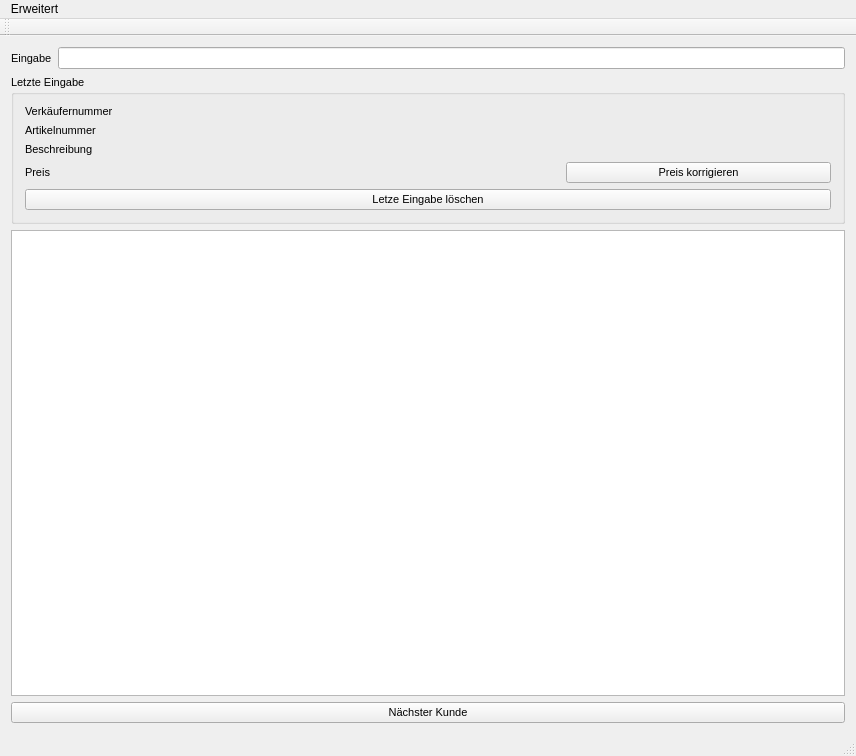
Ulle84/UllesSourceCode, file TuKi-Basar/TuKiBasar.ui: the form before one commit.
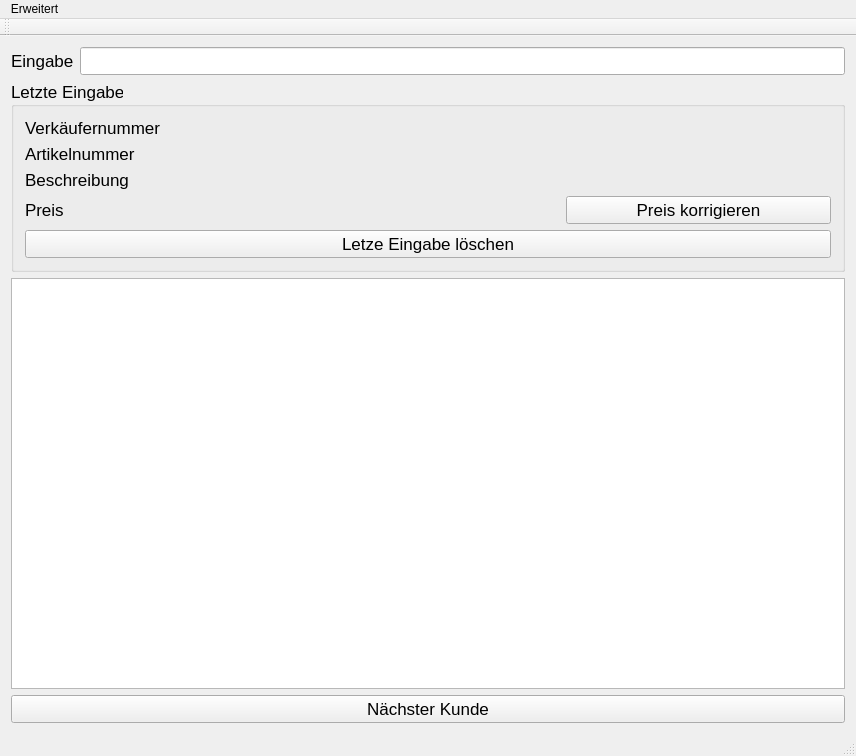
The form after the commit.

Diff of the .ui file:
```diff
--- a/TuKi-Basar/TuKiBasar.ui
+++ b/TuKi-Basar/TuKiBasar.ui
@@ -19,7 +19,7 @@
      <widget class="QLabel" name="label_5">
       <property name="font">
        <font>
-        <pointsize>8</pointsize>
+        <pointsize>13</pointsize>
        </font>
       </property>
       <property name="text">
@@ -31,7 +31,7 @@
      <widget class="QGroupBox" name="groupBox">
       <property name="font">
        <font>
-        <pointsize>8</pointsize>
+        <pointsize>13</pointsize>
        </font>
       </property>
       <property name="title">
@@ -42,7 +42,7 @@
         <widget class="QLabel" name="label_7">
          <property name="font">
           <font>
-           <pointsize>8</pointsize>
+           <pointsize>13</pointsize>
           </font>
          </property>
          <property name="text">
@@ -54,7 +54,7 @@
         <widget class="QLabel" name="label">
          <property name="font">
           <font>
-           <pointsize>8</pointsize>
+           <pointsize>13</pointsize>
           </font>
          </property>
          <property name="text">
@@ -66,7 +66,7 @@
         <widget class="QPushButton" name="pushButtonCorrectPrize">
          <property name="font">
           <font>
-           <pointsize>8</pointsize>
+           <pointsize>13</pointsize>
           </font>
          </property>
          <property name="text">
@@ -78,7 +78,7 @@
         <widget class="QLabel" name="labelPrize">
          <property name="font">
           <font>
-           <pointsize>8</pointsize>
+           <pointsize>13</pointsize>
           </font>
          </property>
          <property name="text">
@@ -90,7 +90,7 @@
         <widget class="QLabel" name="label_3">
          <property name="font">
           <font>
-           <pointsize>8</pointsize>
+           <pointsize>13</pointsize>
           </font>
          </property>
          <property name="text">
@@ -102,7 +102,7 @@
         <widget class="QLabel" name="label_2">
          <property name="font">
           <font>
-           <pointsize>8</pointsize>
+           <pointsize>13</pointsize>
           </font>
          </property>
          <property name="text">
@@ -114,7 +114,7 @@
         <widget class="QLabel" name="labelArticleNumber">
          <property name="font">
           <font>
-           <pointsize>8</pointsize>
+           <pointsize>13</pointsize>
           </font>
          </property>
          <property name="text">
@@ -126,7 +126,7 @@
         <widget class="QLabel" name="labelSellerNumber">
          <property name="font">
           <font>
-           <pointsize>8</pointsize>
+           <pointsize>13</pointsize>
           </font>
          </property>
          <property name="text">
@@ -138,7 +138,7 @@
         <widget class="QLabel" name="labelDescription">
          <property name="font">
           <font>
-           <pointsize>8</pointsize>
+           <pointsize>13</pointsize>
           </font>
          </property>
          <property name="text">
@@ -150,7 +150,7 @@
         <widget class="QPushButton" name="pushButtonDeleteLastInput">
          <property name="font">
           <font>
-           <pointsize>8</pointsize>
+           <pointsize>13</pointsize>
           </font>
          </property>
          <property name="text">
@@ -165,7 +165,7 @@
      <widget class="QLineEdit" name="lineEditInput">
       <property name="font">
        <font>
-        <pointsize>8</pointsize>
+        <pointsize>13</pointsize>
        </font>
       </property>
       <property name="maxLength">
@@ -177,7 +177,7 @@
      <widget class="QPlainTextEdit" name="plainTextEditArticleList">
       <property name="font">
        <font>
-        <pointsize>8</pointsize>
+        <pointsize>13</pointsize>
        </font>
       </property>
       <property name="readOnly">
@@ -189,7 +189,7 @@
      <widget class="QPushButton" name="pushButtonNextCustomer">
       <property name="font">
        <font>
-        <pointsize>8</pointsize>
+        <pointsize>13</pointsize>
        </font>
       </property>
       <property name="text">
```
Left out of the diff: 2 changed lines with no effect on the pictures.
